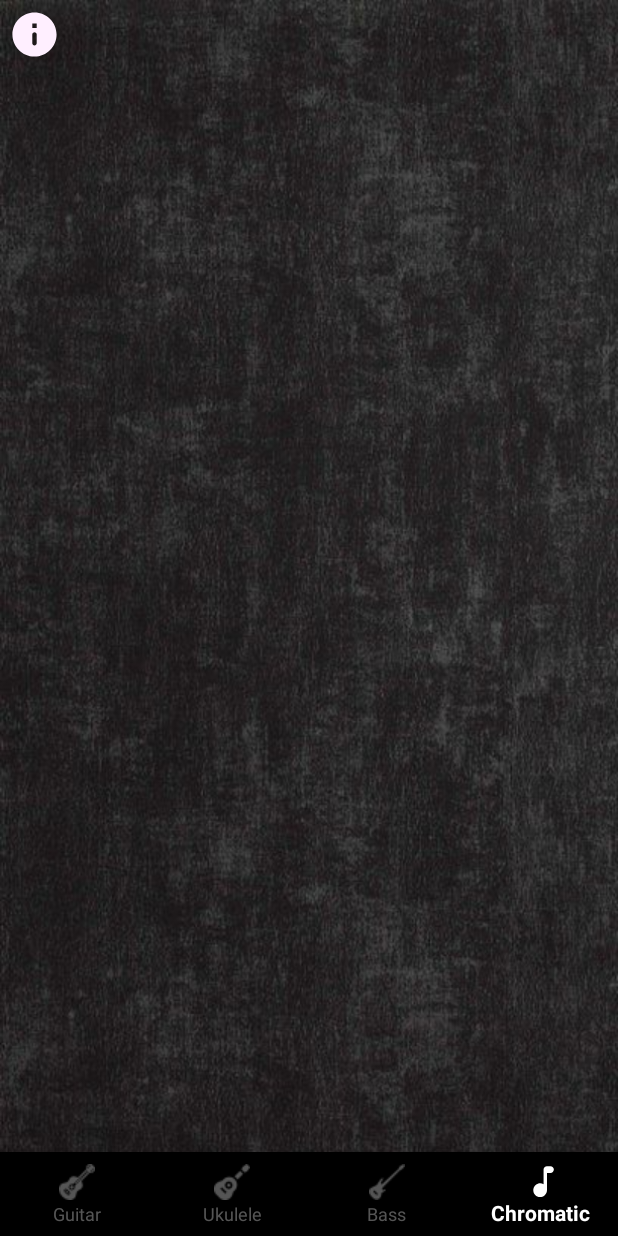
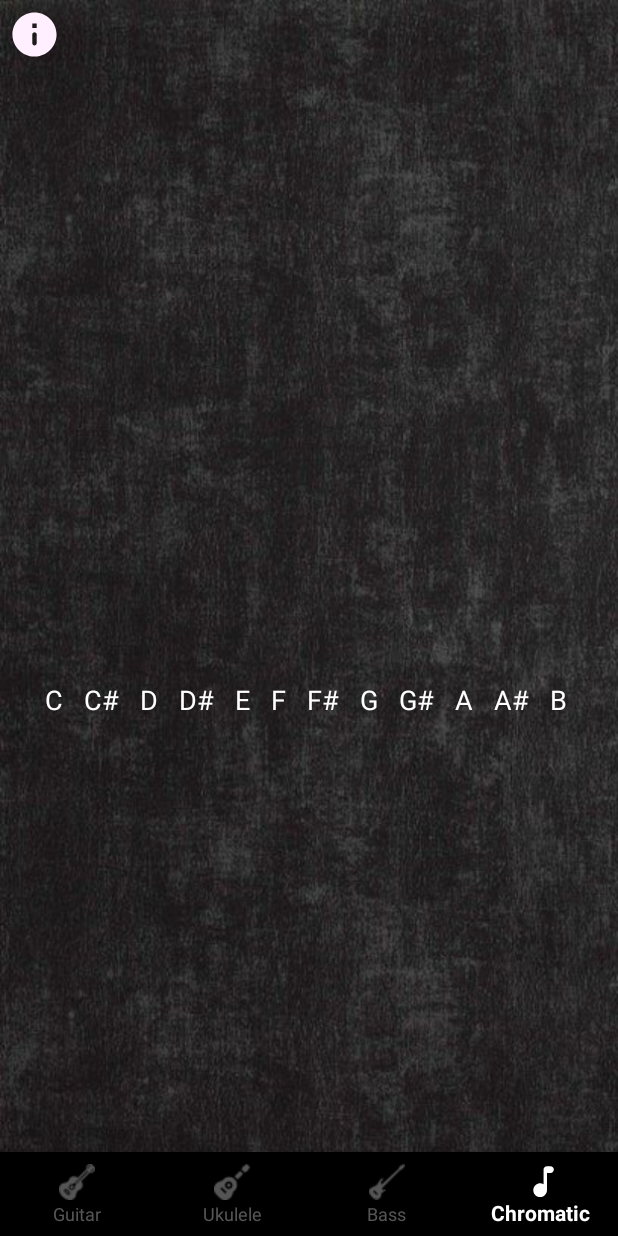
Before and after one commit to itay30/Tuner, an Android app: the screen it shows after launch (TuningClass), item 4 of the bottom bar chosen, on a phone screen of 412 x 824 dp. Run offline under Robolectric (Android 15) with nearby library versions, the phone set to English and light mode, and no system bars; 2 statements that could not run were skipped.

Commit message:
design changes in strings, info, ukulele image and chromatic

```diff
--- a/app/src/main/java/com/example/mytuner/MainActivity.java
+++ b/app/src/main/java/com/example/mytuner/MainActivity.java
@@ -31,7 +31,7 @@ public class MainActivity extends AppCompatActivity {
     final Context context = this;
     Spinner spinner;
     Locale myLocale;
-    String currentLanguage = "iw-rlL", currentLang;
+    String currentLanguage = "iw", currentLang;
 
     @Override
     protected void onCreate(Bundle savedInstanceState) {
@@ -62,7 +62,7 @@ public class MainActivity extends AppCompatActivity {
                         setLocale("en");
                         break;
                     case 2:
-                        setLocale("il");
+                        setLocale("iw");
                         break;
                 }
             }
--- a/app/src/main/res/layout/activity_main.xml
+++ b/app/src/main/res/layout/activity_main.xml
@@ -68,7 +68,7 @@
                 android:layout_gravity="center"
                 android:text="@string/information"
                 android:textColor="#FFFFFF"
-                android:textSize="18sp"
+                android:textSize="16sp"
                 android:textStyle="normal"/>
 
         </LinearLayout>
@@ -129,7 +129,7 @@
         android:layout_width="wrap_content"
         android:layout_height="wrap_content"
         android:orientation="horizontal"
-        app:layout_constraintGuide_percent="0.6" />
+        app:layout_constraintGuide_percent="0.62" />
 
     <androidx.constraintlayout.widget.Guideline
         android:id="@+id/guideline_button_bottom"
@@ -150,7 +150,7 @@
         android:layout_width="wrap_content"
         android:layout_height="wrap_content"
         android:orientation="horizontal"
-        app:layout_constraintGuide_percent="0.5" />
+        app:layout_constraintGuide_percent="0.55" />
 
     <androidx.constraintlayout.widget.Guideline
         android:id="@+id/guideline_start"
--- a/app/src/main/res/layout/activity_tuning_class.xml
+++ b/app/src/main/res/layout/activity_tuning_class.xml
@@ -77,8 +77,8 @@
             android:layout_gravity="center"
             android:text=""
             android:textColor="#FFFFFF"
-            android:textSize="20sp"
-            android:background="@color/dark_grey"/>
+            android:textSize="30sp"
+            android:background="@color/very_dark_grey"/>
 
     </LinearLayout>
 
--- a/app/src/main/res/layout/chromatic_fragment.xml
+++ b/app/src/main/res/layout/chromatic_fragment.xml
@@ -5,8 +5,26 @@
     android:layout_height="match_parent"
     tools:context=".GuitarFragment">
 
+    <LinearLayout
+        android:layout_width="match_parent"
+        android:layout_height="match_parent"
+        android:gravity="center"
+        android:orientation="vertical">
 
-<!--    <LinearLayout-->
+    <TextView
+        android:id="@+id/expected_note"
+        android:layout_width="match_parent"
+        android:layout_height="wrap_content"
+        android:gravity="center"
+        android:text="C   C#   D   D#   E   F   F#   G   G#   A   A#   B "
+        android:textColor="#FFFFFF"
+        android:textSize="18sp" />
+
+    </LinearLayout>
+
+
+
+<!--        <LinearLayout-->
 <!--        android:layout_width="match_parent"-->
 <!--        android:layout_height="match_parent"-->
 <!--        android:gravity="top"-->
--- a/app/src/main/res/layout/ukulele_fragment.xml
+++ b/app/src/main/res/layout/ukulele_fragment.xml
@@ -11,7 +11,8 @@
         android:layout_width="match_parent"
         android:layout_height="match_parent"
         android:scaleType="centerInside"
-        android:src="@drawable/ukulelebackground"/>
+        android:src="@drawable/ukulelebackground"
+        android:layout_marginEnd="4dp"/>
 
 <!--    <LinearLayout-->
 <!--        android:layout_width="match_parent"-->
--- a/app/src/main/res/values/colors.xml
+++ b/app/src/main/res/values/colors.xml
@@ -9,4 +9,5 @@
     <color name="white">#FFFFFFFF</color>
     <color name="orange">#ff9100</color>
     <color name="dark_grey">#80A9A9A9</color>
+    <color name="very_dark_grey">#998C8C8C</color>
 </resources>
--- a/app/src/main/res/values/strings.xml
+++ b/app/src/main/res/values/strings.xml
@@ -5,7 +5,7 @@
     <string name="guitar_tuner">Click the button to access the guitar tuner</string>
     <string name="instruction1">Guitar Tuner</string>
     <string name="information">The tuner will help you to tune your instruments easily with great precision. The tuner listens to the notes played and will guide you how to tune your instruments.
-                               The letter represents the note of the input sound that the device hears. The number below it represents the difference between the input sound note and its tuned note, that means how far is the input sound note from the note you may want to reach. And at the bottom of the page there is another number representing the frequency of the sound being played. How to tune - Go to the "tuner" page and select the instrument you want to tune. Find a quiet place and play the note loudly and clearly. The tuner will recognize the note being played and display a number which according to you must stretch / release the string until you hit "0".</string>
+                               The letter represents the note of the input sound that the device hears. The number below it represents the difference between the input sound note and its tuned note, that means how far is the input sound note from the note you may want to reach. And at the bottom of the page there is another number representing the frequency of the sound being played. How to tune - Go to the "tuner" page and select the instrument you want to tune (you can swipe right/left to change instruments). Find a quiet place and play the note loudly and clearly. The tuner will recognize the note being played and display a number which according to you must stretch / release the string until you hit "0".</string>
     <string name="guitar">Guitar</string>
     <string name="ukulele">Ukulele</string>
     <string name="bass">Bass</string>
```
Also changed, not shown: app/src/main/res/drawable/ukulelebackground.png, 2 other files.
